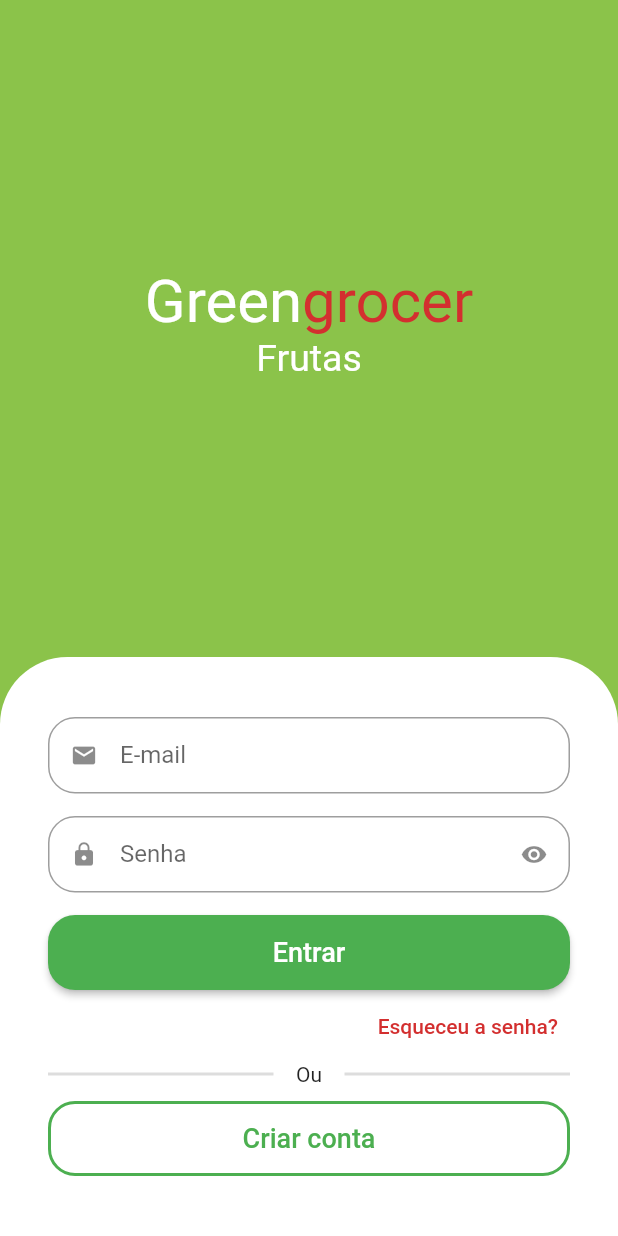
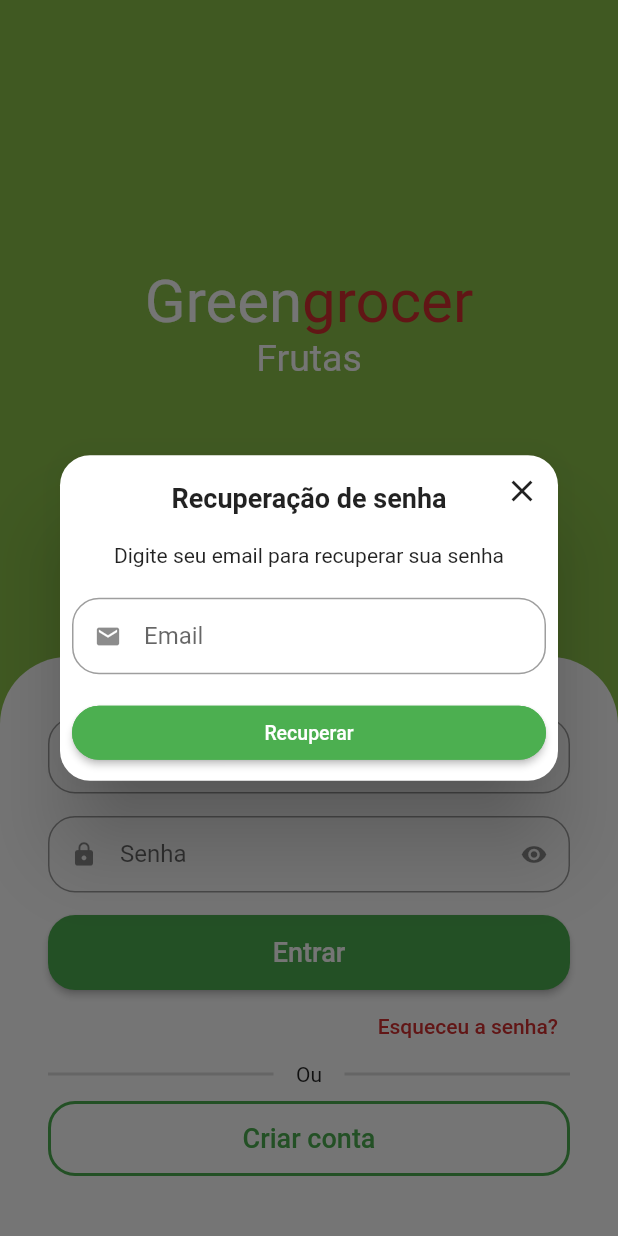
Before and after one commit to renatorv/greengrocer, a Flutter app: the screen it shows after launch, after a tap on "Esqueceu a senha?", on a phone screen of 412 x 824 dp. Run offline on Flutter 3.47's test engine with Material 2 defaults, Android fonts, the phone set to English and light mode, and no system bars; drawn by our look-alikes of animated_text_kit; our stand-ins replace badges, dio, flutter_secure_storage, fluttertoast, freezed_annotation, get and 3 more; missing offline and left inert: add_to_cart_animation.

```diff
--- a/lib/src/constants/endpoints.dart
+++ b/lib/src/constants/endpoints.dart
@@ -4,4 +4,5 @@ abstract class Endpoints {
   static const String signin = '$baseUrl/login';
   static const String signup = '$baseUrl/signup';
   static const String validateToken = '$baseUrl/validate-token';
+  static const String resetPassword = '$baseUrl/reset-password';
 }
--- a/lib/src/pages/auth/controller/auth_controller.dart
+++ b/lib/src/pages/auth/controller/auth_controller.dart
@@ -101,4 +101,8 @@ class AuthController extends GetxController {
       },
     );
   }
+
+  Future<void> resetPassword(String email) async {
+    _authRepository.resetPassword(email);
+  }
 }
--- a/lib/src/pages/auth/repository/auth_repository.dart
+++ b/lib/src/pages/auth/repository/auth_repository.dart
@@ -57,4 +57,14 @@ class AuthRepository {
 
     return handleUserOrError(result);
   }
+
+  Future<void> resetPassword(String email) async {
+    await _httpManager.restRequest(
+      url: Endpoints.resetPassword,
+      method: HttpMethods.post,
+      body: {
+        'email': email,
+      },
+    );
+  }
 }
--- /dev/null
+++ b/lib/src/pages/auth/views/components/forgot_password_dialog.dart
@@ -0,0 +1,115 @@
+import 'package:flutter/material.dart';
+import 'package:get/get.dart';
+import 'package:greengrocer/src/pages/commom_widgets/coustom_text_field.dart';
+
+import '../../../../services/validators.dart';
+import '../../controller/auth_controller.dart';
+
+class ForgotPasswordDialog extends StatelessWidget {
+  final emailController = TextEditingController();
+
+  ForgotPasswordDialog({
+    required String email,
+    Key? key,
+  }) : super(key: key) {
+    emailController.text = email;
+  }
+
+  final _formFieldKey = GlobalKey<FormFieldState>();
+  final authController = Get.find<AuthController>();
+
+  @override
+  Widget build(BuildContext context) {
+    return Dialog(
+      shape: RoundedRectangleBorder(
+        borderRadius: BorderRadius.circular(20),
+      ),
+      child: Stack(
+        alignment: Alignment.center,
+        children: [
+          // Conteúdo
+          Padding(
+            padding: const EdgeInsets.all(8.0),
+            child: Column(
+              crossAxisAlignment: CrossAxisAlignment.stretch,
+              mainAxisSize: MainAxisSize.min,
+              children: [
+                // Titulo
+                const Padding(
+                  padding: EdgeInsets.symmetric(vertical: 10),
+                  child: Text(
+                    'Recuperação de senha',
+                    textAlign: TextAlign.center,
+                    style: TextStyle(
+                      fontWeight: FontWeight.bold,
+                      fontSize: 18,
+                    ),
+                  ),
+                ),
+
+                // Descrição
+                const Padding(
+                  padding: EdgeInsets.only(
+                    top: 10,
+                    bottom: 20,
+                  ),
+                  child: Text(
+                    'Digite seu email para recuperar sua senha',
+                    textAlign: TextAlign.center,
+                    style: TextStyle(),
+                  ),
+                ),
+
+                // Campo de email
+                CoustomTextField(
+                  formFieldKey: _formFieldKey,
+                  controller: emailController,
+                  icon: Icons.email,
+                  label: 'Email',
+                  validator: emailValidator,
+                ),
+
+                // Confirmar
+                ElevatedButton(
+                  style: ElevatedButton.styleFrom(
+                    shape: RoundedRectangleBorder(
+                      borderRadius: BorderRadius.circular(20),
+                    ),
+                    side: const BorderSide(
+                      width: 2,
+                      color: Colors.green,
+                    ),
+                  ),
+                  onPressed: () {
+                    if (_formFieldKey.currentState!.validate()) {
+                      authController.resetPassword(emailController.text);
+                      Get.back(result: true);
+                    }
+                  },
+                  child: const Text(
+                    'Recuperar',
+                    style: TextStyle(
+                      fontSize: 13,
+                    ),
+                  ),
+                ),
+              ],
+            ),
+          ),
+
+          // Botão para fechar
+          Positioned(
+            top: 0,
+            right: 0,
+            child: IconButton(
+              onPressed: () {
+                Navigator.of(context).pop();
+              },
+              icon: const Icon(Icons.close),
+            ),
+          ),
+        ],
+      ),
+    );
+  }
+}
--- a/lib/src/pages/auth/views/sign_in_screen.dart
+++ b/lib/src/pages/auth/views/sign_in_screen.dart
@@ -3,7 +3,9 @@ import 'package:flutter/material.dart';
 import 'package:get/get.dart';
 
 import 'package:greengrocer/src/config/custom_colors.dart';
+import 'package:greengrocer/src/pages/auth/views/components/forgot_password_dialog.dart';
 import 'package:greengrocer/src/pages_route/app_pages.dart';
+import 'package:greengrocer/src/services/utils_services.dart';
 import 'package:greengrocer/src/services/validators.dart';
 
 import '../../commom_widgets/app_name_widget.dart';
@@ -18,6 +20,7 @@ class SignInScreen extends StatelessWidget {
   final emailCtrl = TextEditingController();
   final passCtrl = TextEditingController();
 
+  final utilservices = UtilsServices();
   @override
   Widget build(BuildContext context) {
     final size = MediaQuery.of(context).size;
@@ -159,7 +162,22 @@ class SignInScreen extends StatelessWidget {
                       Align(
                         alignment: Alignment.centerRight,
                         child: TextButton(
-                          onPressed: () {},
+                          onPressed: () async {
+                            final bool? result = await showDialog(
+                              context: context,
+                              builder: (_) {
+                                return ForgotPasswordDialog(
+                                  email: emailCtrl.text,
+                                );
+                              },
+                            );
+                            if (result ?? false) {
+                              utilservices.showToast(
+                                message:
+                                    'Um link de recuperação foi enviado para o seu e-mail.',
+                              );
+                            }
+                          },
                           child: Text(
                             'Esqueceu a senha?',
                             style: TextStyle(
--- a/lib/src/pages/commom_widgets/coustom_text_field.dart
+++ b/lib/src/pages/commom_widgets/coustom_text_field.dart
@@ -12,9 +12,10 @@ class CoustomTextField extends StatefulWidget {
   final void Function(String?)? onSaved;
   final TextEditingController? controller;
   final TextInputType? textInputType;
+  final GlobalKey<FormFieldState>? formFieldKey;
 
-  const CoustomTextField(
-      {Key? key,
+  const CoustomTextField({
+    Key? key,
     required this.icon,
     required this.label,
     this.isSecret = false,
@@ -24,8 +25,9 @@ class CoustomTextField extends StatefulWidget {
     this.validator,
     this.onSaved,
     this.controller,
-      this.textInputType})
-      : super(key: key);
+    this.textInputType,
+    this.formFieldKey,
+  }) : super(key: key);
 
   @override
   State<CoustomTextField> createState() => _CoustomTextFieldState();
@@ -44,6 +46,7 @@ class _CoustomTextFieldState extends State<CoustomTextField> {
     return Padding(
       padding: const EdgeInsets.only(bottom: 15),
       child: TextFormField(
+        key: widget.formFieldKey,
         controller: widget.controller,
         validator: widget.validator,
         onSaved: widget.onSaved,
```
Lines whose indentation alone changed are shown as unchanged.
